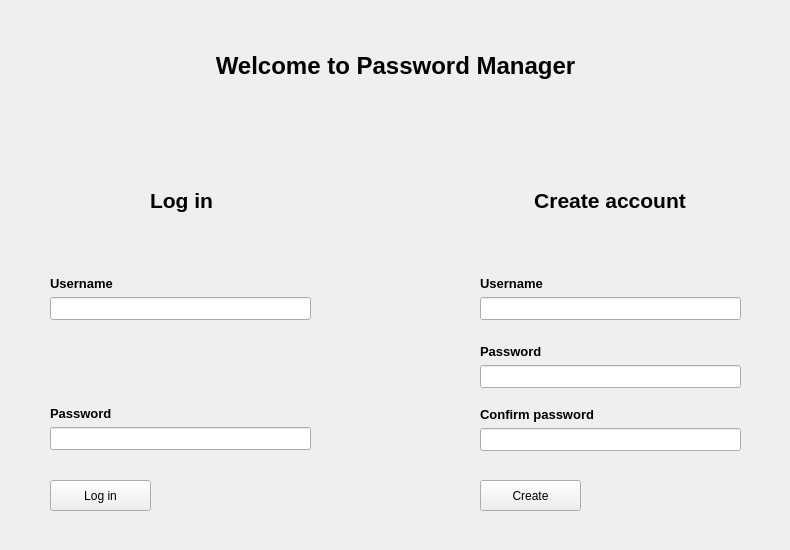
The window that startwindow.ui (228bruh/Password-Manager-Qt) describes before a commit, drawn with Qt 5.
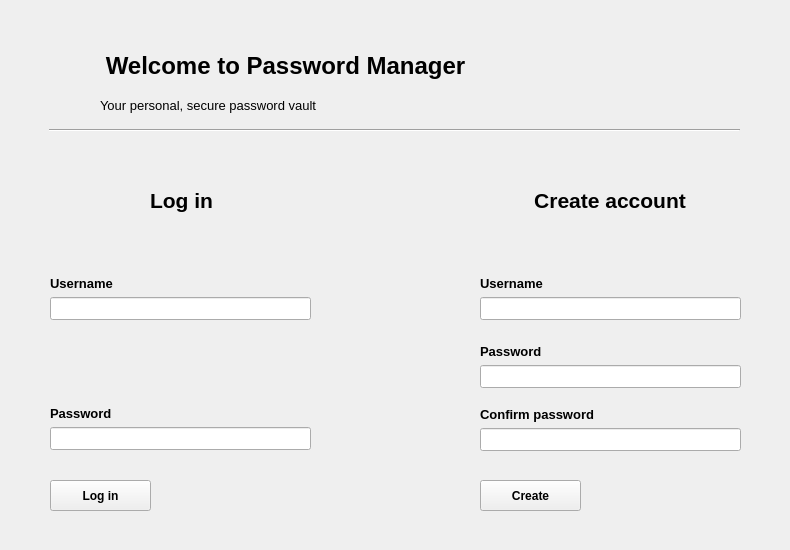
The same window after the commit. Icons and pictures are not drawn.

Commit message: 4) Startwindow redesign

What changed in the file:
```diff
--- a/startwindow.ui
+++ b/startwindow.ui
@@ -25,40 +25,10 @@
   <property name="windowTitle">
    <string>Password Manager - Log in</string>
   </property>
-  <widget class="QWidget" name="horizontalLayoutWidget_2">
-   <property name="geometry">
-    <rect>
-     <x>-30</x>
-     <y>40</y>
-     <width>851</width>
-     <height>51</height>
-    </rect>
-   </property>
-   <property name="font">
-    <font>
-     <pointsize>16</pointsize>
-     <bold>true</bold>
-    </font>
-   </property>
-   <layout class="QHBoxLayout" name="horizontalLayout_3">
-    <item>
-     <widget class="QLabel" name="label_6">
-      <property name="font">
-       <font>
-        <pointsize>18</pointsize>
-        <bold>true</bold>
-       </font>
-      </property>
-      <property name="text">
-       <string>Welcome to Password Manager</string>
-      </property>
-      <property name="alignment">
-       <set>Qt::AlignmentFlag::AlignCenter</set>
-      </property>
-     </widget>
-    </item>
-   </layout>
-  </widget>
+  <property name="windowIcon">
+   <iconset resource="resources.qrc">
+    <normaloff>:/new/prefix1/resources/password-manager.png</normaloff>:/new/prefix1/resources/password-manager.png</iconset>
+  </property>
   <widget class="QWidget" name="verticalLayoutWidget_3">
    <property name="geometry">
     <rect>
@@ -222,6 +192,11 @@
      <height>31</height>
     </rect>
    </property>
+   <property name="font">
+    <font>
+     <bold>true</bold>
+    </font>
+   </property>
    <property name="text">
     <string>Log in</string>
    </property>
@@ -294,6 +269,11 @@
      <height>31</height>
     </rect>
    </property>
+   <property name="font">
+    <font>
+     <bold>true</bold>
+    </font>
+   </property>
    <property name="text">
     <string>Create</string>
    </property>
@@ -357,6 +337,90 @@
     <set>Qt::AlignmentFlag::AlignBottom|Qt::AlignmentFlag::AlignLeading|Qt::AlignmentFlag::AlignLeft</set>
    </property>
   </widget>
+  <widget class="QLabel" name="label_6">
+   <property name="geometry">
+    <rect>
+     <x>90</x>
+     <y>40</y>
+     <width>391</width>
+     <height>51</height>
+    </rect>
+   </property>
+   <property name="font">
+    <font>
+     <pointsize>18</pointsize>
+     <bold>true</bold>
+    </font>
+   </property>
+   <property name="text">
+    <string>Welcome to Password Manager</string>
+   </property>
+   <property name="alignment">
+    <set>Qt::AlignmentFlag::AlignCenter</set>
+   </property>
+  </widget>
+  <widget class="QLabel" name="label_2">
+   <property name="geometry">
+    <rect>
+     <x>560</x>
+     <y>20</y>
+     <width>100</width>
+     <height>100</height>
+    </rect>
+   </property>
+   <property name="minimumSize">
+    <size>
+     <width>100</width>
+     <height>100</height>
+    </size>
+   </property>
+   <property name="maximumSize">
+    <size>
+     <width>100</width>
+     <height>100</height>
+    </size>
+   </property>
+   <property name="text">
+    <string/>
+   </property>
+   <property name="pixmap">
+    <pixmap resource="resources.qrc">:/new/prefix1/resources/password-manager.png</pixmap>
+   </property>
+   <property name="scaledContents">
+    <bool>true</bool>
+   </property>
+  </widget>
+  <widget class="Line" name="line">
+   <property name="geometry">
+    <rect>
+     <x>49</x>
+     <y>120</y>
+     <width>691</width>
+     <height>20</height>
+    </rect>
+   </property>
+   <property name="orientation">
+    <enum>Qt::Orientation::Horizontal</enum>
+   </property>
+  </widget>
+  <widget class="QLabel" name="label_7">
+   <property name="geometry">
+    <rect>
+     <x>100</x>
+     <y>90</y>
+     <width>391</width>
+     <height>31</height>
+    </rect>
+   </property>
+   <property name="font">
+    <font>
+     <pointsize>10</pointsize>
+    </font>
+   </property>
+   <property name="text">
+    <string>Your personal, secure password vault</string>
+   </property>
+  </widget>
  </widget>
  <resources/>
  <connections/>
```
Left out of the diff: 19 changed lines with no effect on the pictures. The commit also changes 33 other files.
